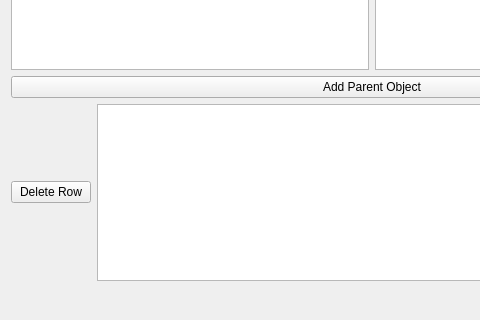
sjwbond/kaangui, file gui/uis/windows/assign_group/untitled.ui: the form before one commit; both pictures show x 0 to 480 and y 166 to 486 of the 744 by 486 pixel window.
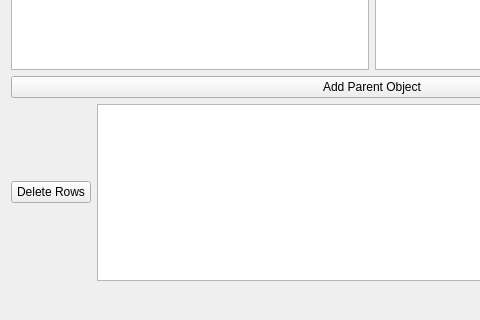
The form after the commit.

Patch:
```diff
--- a/gui/uis/windows/assign_group/untitled.ui
+++ b/gui/uis/windows/assign_group/untitled.ui
@@ -57,7 +57,7 @@
      <item>
       <widget class="QPushButton" name="pushButton_2">
        <property name="text">
-        <string>Delete Row</string>
+        <string>Delete Rows</string>
        </property>
       </widget>
      </item>
```
